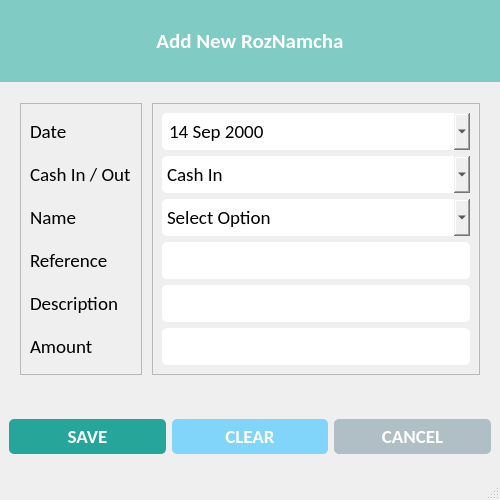
The window that ui/add_roznamcha.ui (CodeWithEhtisham/Digital-Khata) describes before a commit, drawn with Qt 5.
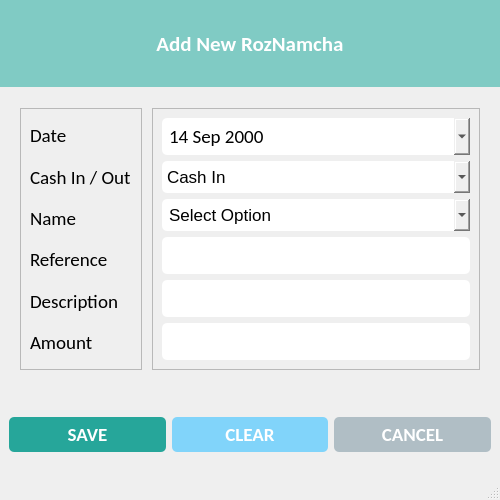
The same window after the commit. Icons and pictures are not drawn.

What changed in the file:
```diff
--- a/ui/add_roznamcha.ui
+++ b/ui/add_roznamcha.ui
@@ -79,6 +79,7 @@
 QComboBox {
 	border-radius: 5px;
 	padding: 5px 5px;
+	font-size: 17px;
 }
 
 QTextEdit {
@@ -309,11 +310,9 @@
             </property>
             <property name="font">
              <font>
-              <family>Calibri</family>
-              <pointsize>14</pointsize>
+              <pointsize>-1</pointsize>
              </font>
             </property>
-            
             <item>
              <property name="text">
               <string>Cash In</string>
@@ -342,26 +341,17 @@
             </property>
             <property name="font">
              <font>
-              <family>Calibri</family>
-              <pointsize>14</pointsize>
+              <pointsize>-1</pointsize>
              </font>
             </property>
+            <property name="editable">
+             <bool>true</bool>
+            </property>
             <item>
              <property name="text">
               <string>Select Option</string>
              </property>
             </item>
-            <!-- <item>
-             <property name="text">
-              <string>Cash In</string>
-             </property>
-            </item>
-            
-            <item>
-             <property name="text">
-              <string>Cash Out</string>
-             </property>
-            </item> -->
            </widget>
           </item>
           <item>
```
Left out of the diff: 10 changed lines with no effect on the pictures.
